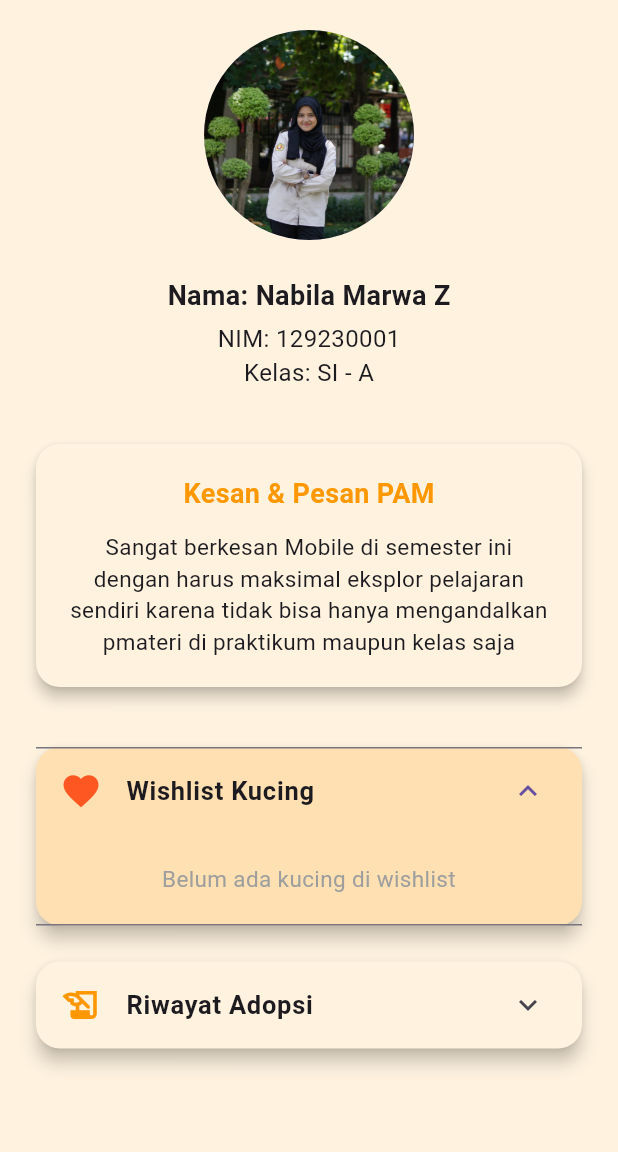
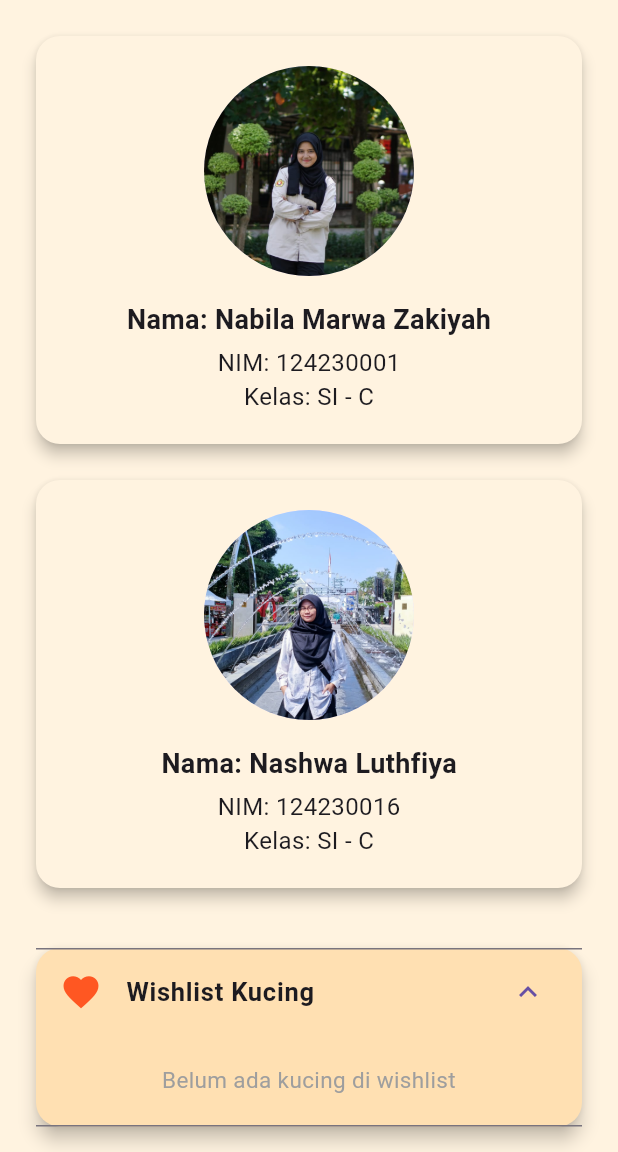
Before and after one commit to nabilazakiyah/CatMe, a Flutter app: the ProfilPage screen opened directly, after a tap on "Wishlist Kucing", on a phone screen of 412 x 824 dp, the part 84-1236 px from its top. Run offline on Flutter 3.47's test engine with Material 3 defaults, Android fonts, the phone set to English and light mode, and no system bars; our stand-ins replace cached_network_image, flutter_local_notifications, flutter_map, latlong2, shared_preferences, sqflite; accounts and stored records are empty.

Commit message:
update fitur sorting, wishlist, pernaiki profil

```diff
--- a/lib/view/profil.dart
+++ b/lib/view/profil.dart
@@ -10,10 +10,6 @@ class ProfilPage extends StatefulWidget {
 }
 
 class _ProfilPageState extends State<ProfilPage> {
-  static const String name = 'Nama: Nabila Marwa Z';
-  static const String nim = 'NIM: 129230001';
-  static const String kelas = 'Kelas: SI - A';
-  String bio = 'Alhamdulillah belajar banyak dari PAM skrg';
   List<CatModel> riwayat = [];
   List<CatModel> wishlist = [];
   bool _isLoadingRiwayat = true;
@@ -22,19 +18,8 @@ class _ProfilPageState extends State<ProfilPage> {
   @override
   void initState() {
     super.initState();
-    _loadBio();
     _loadRiwayat();
     _loadWishlist();
-  }
-
-  Future<void> _loadBio() async {
-    final prefs = await SharedPreferences.getInstance();
-    if (mounted) {
-      setState(() {
-        bio = prefs.getString('bio') ??
-            'Sangat berkesan Mobile di semester ini dengan harus maksimal eksplor pelajaran sendiri karena tidak bisa hanya mengandalkan pmateri di praktikum maupun kelas saja';
-      });
-    }
   }
 
   Future<void> _loadRiwayat() async {
@@ -94,6 +79,41 @@ class _ProfilPageState extends State<ProfilPage> {
     }
   }
 
+ Widget _buildProfileCard({
+  required String imagePath,
+  required String name,
+  required String nim,
+  required String kelas,
+}) {
+  return SizedBox(
+    width: double.infinity,
+    child: Card(
+      elevation: 4,
+      color: Colors.orange[50],
+      shape: RoundedRectangleBorder(borderRadius: BorderRadius.circular(16)),
+      child: Padding(
+        padding: const EdgeInsets.all(20),
+        child: Column(
+          children: [
+            CircleAvatar(
+              radius: 70,
+              backgroundImage: AssetImage(imagePath),
+            ),
+            const SizedBox(height: 16),
+            Text(
+              'Nama: $name',
+              style: const TextStyle(fontSize: 18, fontWeight: FontWeight.bold),
+            ),
+            const SizedBox(height: 4),
+            Text('NIM: $nim', style: const TextStyle(fontSize: 16)),
+            Text('Kelas: $kelas', style: const TextStyle(fontSize: 16)),
+          ],
+        ),
+      ),
+    ),
+  );
+}
+
   @override
   Widget build(BuildContext context) {
     return Scaffold(
@@ -122,38 +142,22 @@ class _ProfilPageState extends State<ProfilPage> {
           padding: const EdgeInsets.all(20),
           child: Column(
             children: [
-              const CircleAvatar(
-                  radius: 70,
-                  backgroundImage: AssetImage('assets/profile.jpg')),
-              const SizedBox(height: 24),
-              const Text(name,
-                  style: TextStyle(fontSize: 18, fontWeight: FontWeight.bold)),
-              const SizedBox(height: 4),
-              const Text(nim, style: TextStyle(fontSize: 16)),
-              const Text(kelas, style: TextStyle(fontSize: 16)),
-              const SizedBox(height: 32),
-              Card(
-                elevation: 4,
-                color: Colors.orange[50],
-                shape: RoundedRectangleBorder(
-                    borderRadius: BorderRadius.circular(16)),
-                child: Padding(
-                  padding: const EdgeInsets.all(20),
-                  child: Column(
-                    children: [
-                      const Text('Kesan & Pesan PAM',
-                          style: TextStyle(
-                              fontSize: 18,
-                              fontWeight: FontWeight.bold,
-                              color: Colors.orange)),
-                      const SizedBox(height: 12),
-                      Text(bio,
-                          style: const TextStyle(fontSize: 15),
-                          textAlign: TextAlign.center),
-                    ],
-                  ),
-                ),
+              _buildProfileCard(
+                imagePath: 'assets/profile.jpg',
+                name: 'Nabila Marwa Zakiyah',
+                nim: '124230001',
+                kelas: 'SI - C',
               ),
+
+              const SizedBox(height: 16),
+
+              _buildProfileCard(
+                imagePath: 'assets/profile2.jpg',
+                name: 'Nashwa Luthfiya',
+                nim: '124230016',
+                kelas: 'SI - C',
+              ),
+
               const SizedBox(height: 32),
 
               Card(
--- a/pubspec.yaml
+++ b/pubspec.yaml
@@ -1,10 +1,10 @@
 name: flutter_application_1
 description: CatMe - Aplikasi Adopsi Kucing
-publish_to: 'none'
+publish_to: "none"
 version: 1.0.0+1
 
 environment:
-  sdk: '>=3.0.0 <4.0.0'
+  sdk: ">=3.0.0 <4.0.0"
 
 dependencies:
   flutter:
@@ -30,4 +30,5 @@ flutter:
   uses-material-design: true
   assets:
     - assets/profile.jpg
+    - assets/profile2.jpg
     - assets/cat_icon.png
```
Also changed, not shown: assets/profile2.jpg (added).
